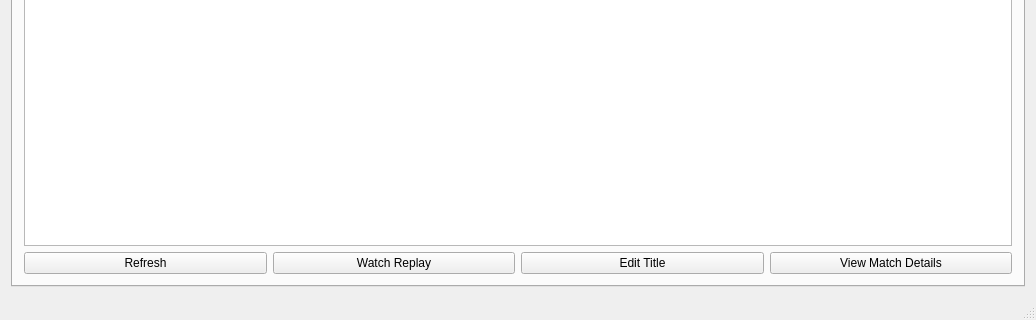
Old version of the form mainwindow.ui in the repository computerfr33k/Dota2_Replay_Manager; both pictures show x 0 to 1036 and y 385 to 705 of the 1036 by 705 pixel window.
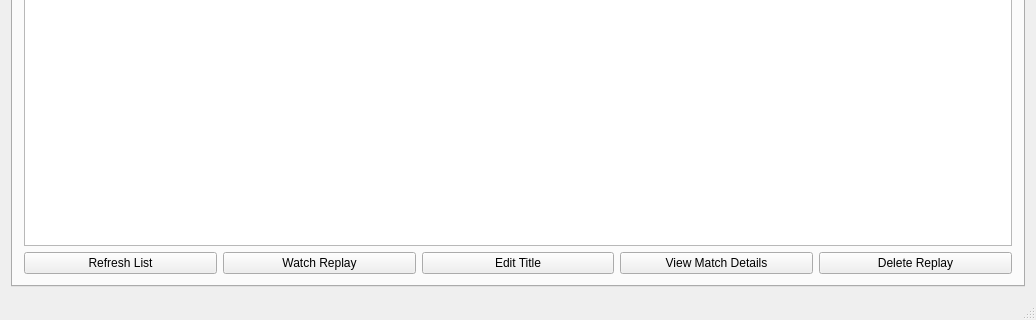
New version of the form. The open tabs and pages were chosen to show the change.

Commit message: added ability to delete replay file

The edit to the form file:
```diff
--- a/mainwindow.ui
+++ b/mainwindow.ui
@@ -4674,7 +4674,7 @@
           <item>
            <widget class="QPushButton" name="refreshButton">
             <property name="text">
-             <string>Refresh</string>
+             <string>Refresh List</string>
             </property>
            </widget>
           </item>
@@ -4699,6 +4699,13 @@
             </property>
            </widget>
           </item>
+          <item>
+           <widget class="QPushButton" name="deleteReplayButton">
+            <property name="text">
+             <string>Delete Replay</string>
+            </property>
+           </widget>
+          </item>
          </layout>
         </item>
        </layout>
```
Left out of the diff: 2 changed lines with no effect on the pictures. The commit also changes 3 other files.
